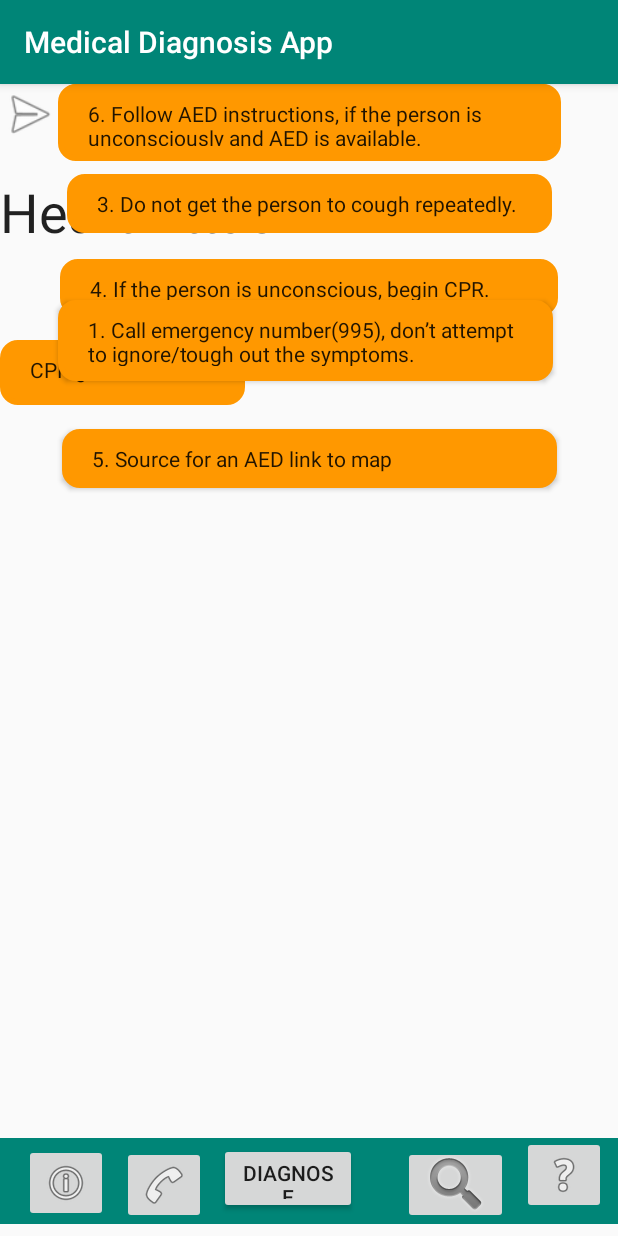
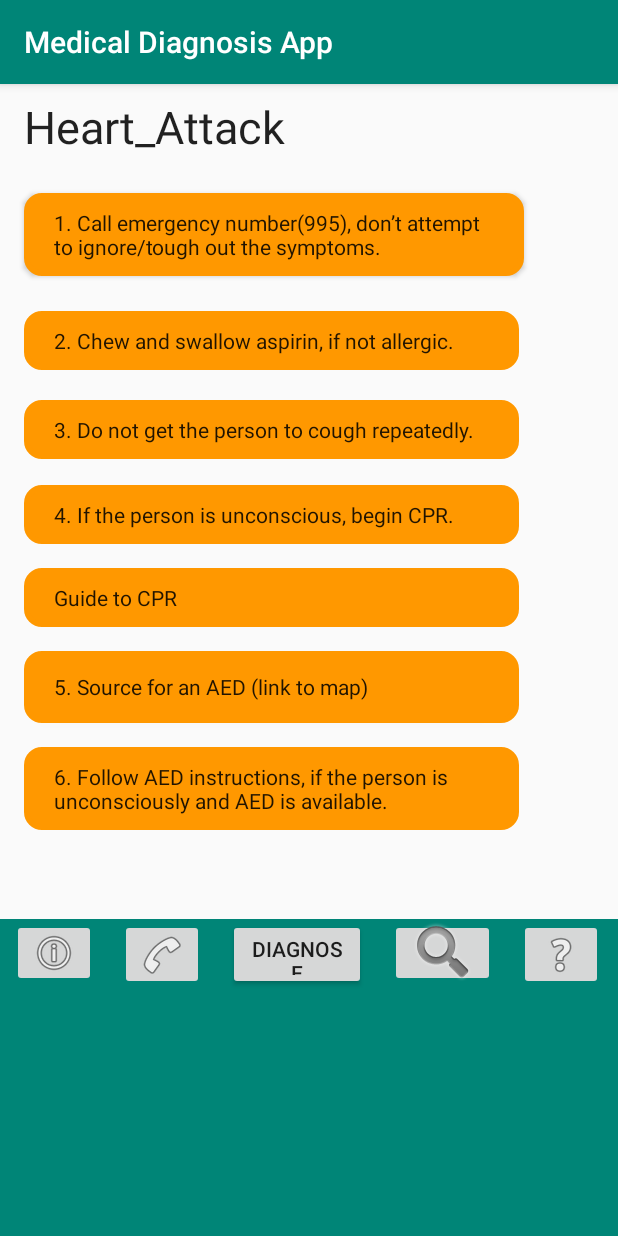
Before and after one commit to zuroh/MedicalDiagnosisApp, an Android app: the HeartAttackActivity screen opened directly, with no data from a screen before it, on a phone screen of 412 x 824 dp. Run offline under Robolectric (Android 15) with nearby library versions, the phone set to English and light mode, and no system bars.

Commit message:
fixed heart attack xml by rollback

```diff
--- a/app/src/main/res/layout/activity_heart_attack.xml
+++ b/app/src/main/res/layout/activity_heart_attack.xml
@@ -1,42 +1,180 @@
 <?xml version="1.0" encoding="utf-8"?>
-<android.support.constraint.ConstraintLayout xmlns:android="http://schemas.android.com/apk/res/android"
+<LinearLayout xmlns:android="http://schemas.android.com/apk/res/android"
     xmlns:app="http://schemas.android.com/apk/res-auto"
     xmlns:tools="http://schemas.android.com/tools"
+    android:id="@+id/linearLayout"
     android:layout_width="match_parent"
     android:layout_height="match_parent"
-    tools:context=".HeartAttackActivity">
+    android:orientation="vertical">
 
-    <android.support.v7.widget.Toolbar
-        android:id="@+id/toolbar"
-        android:layout_width="414dp"
-        android:layout_height="57dp"
+
+    <TextView
+        android:id="@+id/textView6"
+        android:layout_width="213dp"
+        android:layout_height="wrap_content"
+        android:layout_marginStart="16dp"
+        android:layout_marginLeft="16dp"
         android:layout_marginTop="8dp"
         android:layout_marginBottom="8dp"
-        android:background="?attr/colorPrimary"
-        android:minHeight="?attr/actionBarSize"
-        android:theme="?attr/actionBarTheme"
-        app:layout_constraintBottom_toBottomOf="parent"
-        app:layout_constraintTop_toTopOf="parent"
-        app:layout_constraintVertical_bias="1.0"
-        tools:layout_editor_absoluteX="0dp" />
+        android:text="Heart_Attack"
+        android:textAppearance="@style/TextAppearance.AppCompat"
+        android:textSize="30sp" />
+
+    <ScrollView
+        android:layout_width="match_parent"
+        android:layout_height="500dp"
+        app:layout_constraintEnd_toEndOf="parent"
+        app:layout_constraintStart_toStartOf="parent">
+
+        <LinearLayout
+            android:layout_width="match_parent"
+            android:layout_height="match_parent"
+            android:orientation="vertical">
+
+            <Button
+                android:id="@+id/buttonHeartCall"
+                android:layout_width="333dp"
+                android:layout_height="wrap_content"
+                android:layout_marginStart="16dp"
+                android:layout_marginLeft="16dp"
+                android:layout_marginTop="16dp"
+                android:layout_marginEnd="16dp"
+                android:layout_marginRight="16dp"
+                android:layout_marginBottom="7dp"
+                android:background="@drawable/rounded_corner"
+                android:text="1. Call emergency number(995), don’t attempt to ignore/tough out the symptoms. "
+                android:gravity="left|center_vertical"
+                android:textAppearance="@style/TextAppearance.AppCompat" />
+
+            <TextView
+                android:id="@+id/textView11"
+                android:layout_width="330dp"
+                android:layout_height="wrap_content"
+                android:layout_marginStart="16dp"
+                android:layout_marginLeft="16dp"
+                android:layout_marginTop="16dp"
+                android:layout_marginEnd="16dp"
+                android:layout_marginRight="16dp"
+                android:background="@drawable/rounded_corner"
+                android:text="2. Chew and swallow aspirin, if not allergic. "
+                android:textAppearance="@style/TextAppearance.AppCompat" />
+
+            <TextView
+                android:id="@+id/textView12"
+                android:layout_width="330dp"
+                android:layout_height="wrap_content"
+                android:layout_marginStart="16dp"
+                android:layout_marginLeft="16dp"
+                android:layout_marginTop="20dp"
+                android:layout_marginEnd="16dp"
+                android:layout_marginRight="16dp"
+                android:background="@drawable/rounded_corner"
+                android:text="3. Do not get the person to cough repeatedly."
+                android:textAppearance="@style/TextAppearance.AppCompat" />
+
+            <TextView
+                android:id="@+id/textView13"
+                android:layout_width="330dp"
+                android:layout_height="wrap_content"
+                android:layout_marginStart="16dp"
+                android:layout_marginLeft="16dp"
+                android:layout_marginTop="17dp"
+                android:layout_marginEnd="16dp"
+                android:layout_marginRight="16dp"
+                android:background="@drawable/rounded_corner"
+                android:text="4. If the person is unconscious, begin CPR. "
+                android:textAppearance="@style/TextAppearance.AppCompat" />
+
+            <TextView
+                android:id="@+id/textView15"
+                android:layout_width="330dp"
+                android:layout_height="wrap_content"
+                android:layout_marginStart="16dp"
+                android:layout_marginLeft="16dp"
+                android:layout_marginTop="16dp"
+                android:layout_marginEnd="16dp"
+                android:layout_marginRight="16dp"
+                android:background="@drawable/rounded_corner"
+                android:text="Guide to CPR"
+                android:textAppearance="@style/TextAppearance.AppCompat" />
+
+            <Button
+                android:id="@+id/buttonHeartLocate"
+                android:layout_width="330dp"
+                android:layout_height="wrap_content"
+                android:layout_marginStart="16dp"
+                android:layout_marginLeft="16dp"
+                android:layout_marginTop="16dp"
+                android:layout_marginEnd="16dp"
+                android:layout_marginRight="16dp"
+                android:background="@drawable/rounded_corner"
+                android:text="5. Source for an AED (link to map)"
+                android:gravity="left|center_vertical"
+                android:textAppearance="@style/TextAppearance.AppCompat.Body1" />
+
+            <TextView
+                android:id="@+id/textView17"
+                android:layout_width="330dp"
+                android:layout_height="wrap_content"
+                android:layout_marginStart="16dp"
+                android:layout_marginLeft="16dp"
+                android:layout_marginTop="16dp"
+                android:layout_marginEnd="16dp"
+                android:layout_marginRight="16dp"
+                android:background="@drawable/rounded_corner"
+                android:text="6. Follow AED instructions, if the person is unconsciously and AED is available. "
+                android:textAppearance="@style/TextAppearance.AppCompat.Body1" />
+
+        </LinearLayout>
+
+
+    </ScrollView>
+    <LinearLayout
+        android:layout_width="match_parent"
+        android:layout_height="match_parent"
+        android:layout_weight="1"
+        android:background="@color/colorPrimary"
+        android:gravity="center|fill"
+        android:orientation="horizontal"
+        android:visibility="visible"
+        tools:context=".PoisonActivity">
+
 
         <ImageButton
-        android:id="@+id/helpButton"
+            android:id="@+id/infoButton"
             android:layout_width="wrap_content"
-        android:layout_height="wrap_content"
+            android:layout_height="45dp"
             android:layout_marginStart="8dp"
             android:layout_marginLeft="8dp"
-        android:layout_marginTop="8dp"
+            android:layout_marginTop="16dp"
             android:layout_marginEnd="8dp"
             android:layout_marginRight="8dp"
             android:layout_marginBottom="8dp"
             app:layout_constraintBottom_toBottomOf="parent"
             app:layout_constraintEnd_toEndOf="parent"
-        app:layout_constraintHorizontal_bias="1.0"
+            app:layout_constraintHorizontal_bias="0.023"
             app:layout_constraintStart_toStartOf="parent"
             app:layout_constraintTop_toTopOf="parent"
-        app:layout_constraintVertical_bias="0.99"
-        app:srcCompat="@android:drawable/ic_menu_help" />
+            app:layout_constraintVertical_bias="0.989"
+            app:srcCompat="@android:drawable/ic_menu_info_details" />
+
+        <ImageButton
+            android:id="@+id/contactButton"
+            android:layout_width="wrap_content"
+            android:layout_height="47dp"
+            android:layout_marginStart="8dp"
+            android:layout_marginLeft="8dp"
+            android:layout_marginTop="16dp"
+            android:layout_marginEnd="8dp"
+            android:layout_marginRight="8dp"
+            android:layout_marginBottom="8dp"
+            app:layout_constraintBottom_toBottomOf="parent"
+            app:layout_constraintEnd_toEndOf="parent"
+            app:layout_constraintHorizontal_bias="0.215"
+            app:layout_constraintStart_toStartOf="parent"
+            app:layout_constraintTop_toTopOf="parent"
+            app:layout_constraintVertical_bias="1.0"
+            app:srcCompat="@android:drawable/ic_menu_call" />
 
         <Button
             android:id="@+id/diagnoseButton"
@@ -51,15 +189,33 @@
             android:text="Diagnose"
             app:layout_constraintBottom_toBottomOf="parent"
             app:layout_constraintEnd_toEndOf="parent"
-        app:layout_constraintHorizontal_bias="0.455"
+            app:layout_constraintHorizontal_bias="0.468"
             app:layout_constraintStart_toStartOf="parent"
             app:layout_constraintTop_toTopOf="parent"
-        app:layout_constraintVertical_bias="0.991" />
+            app:layout_constraintVertical_bias="1.0" />
 
         <ImageButton
-        android:id="@+id/contactButton"
+            android:id="@+id/locateButton"
+            android:layout_width="70dp"
+            android:layout_height="45dp"
+            android:layout_marginStart="8dp"
+            android:layout_marginLeft="8dp"
+            android:layout_marginTop="16dp"
+            android:layout_marginEnd="8dp"
+            android:layout_marginRight="8dp"
+            android:layout_marginBottom="8dp"
+            app:layout_constraintBottom_toBottomOf="parent"
+            app:layout_constraintEnd_toEndOf="parent"
+            app:layout_constraintHorizontal_bias="0.769"
+            app:layout_constraintStart_toStartOf="parent"
+            app:layout_constraintTop_toTopOf="parent"
+            app:layout_constraintVertical_bias="1.0"
+            app:srcCompat="@android:drawable/ic_search_category_default" />
+
+        <ImageButton
+            android:id="@+id/helpButton"
             android:layout_width="wrap_content"
-        android:layout_height="wrap_content"
+            android:layout_height="47dp"
             android:layout_marginStart="8dp"
             android:layout_marginLeft="8dp"
             android:layout_marginTop="8dp"
@@ -68,182 +224,13 @@
             android:layout_marginBottom="8dp"
             app:layout_constraintBottom_toBottomOf="parent"
             app:layout_constraintEnd_toEndOf="parent"
-        app:layout_constraintHorizontal_bias="0.215"
+            app:layout_constraintHorizontal_bias="0.976"
             app:layout_constraintStart_toStartOf="parent"
             app:layout_constraintTop_toTopOf="parent"
             app:layout_constraintVertical_bias="1.0"
-        app:srcCompat="@android:drawable/ic_menu_call" />
+            app:srcCompat="@android:drawable/ic_menu_help" />
 
-    <ImageButton
-        android:id="@+id/infoButton"
-        android:layout_width="wrap_content"
-        android:layout_height="wrap_content"
-        android:layout_marginStart="8dp"
-        android:layout_marginLeft="8dp"
-        android:layout_marginTop="8dp"
-        android:layout_marginEnd="8dp"
-        android:layout_marginRight="8dp"
-        android:layout_marginBottom="8dp"
-        app:layout_constraintBottom_toBottomOf="parent"
-        app:layout_constraintEnd_toEndOf="parent"
-        app:layout_constraintHorizontal_bias="0.023"
-        app:layout_constraintStart_toStartOf="parent"
-        app:layout_constraintTop_toTopOf="parent"
-        app:layout_constraintVertical_bias="0.998"
-        app:srcCompat="@android:drawable/ic_menu_info_details" />
-
-    <ImageButton
-        android:id="@+id/locateButton"
-        android:layout_width="70dp"
-        android:layout_height="52dp"
-        android:layout_marginStart="8dp"
-        android:layout_marginLeft="8dp"
-        android:layout_marginTop="8dp"
-        android:layout_marginEnd="8dp"
-        android:layout_marginRight="8dp"
-        android:layout_marginBottom="8dp"
-        app:layout_constraintBottom_toBottomOf="parent"
-        app:layout_constraintEnd_toEndOf="parent"
-        app:layout_constraintHorizontal_bias="0.8"
-        app:layout_constraintStart_toStartOf="parent"
-        app:layout_constraintTop_toTopOf="parent"
-        app:layout_constraintVertical_bias="1.0"
-        app:srcCompat="@android:drawable/ic_search_category_default" />
-
-    <TextView
-        android:id="@+id/textView6"
-        android:layout_width="295dp"
-        android:layout_height="74dp"
-        android:layout_marginTop="8dp"
-        android:layout_marginBottom="8dp"
-        android:text="Heart Attack"
-        android:textAppearance="@style/TextAppearance.AppCompat"
-        android:textSize="36sp"
-        app:layout_constraintBottom_toBottomOf="parent"
-        app:layout_constraintTop_toTopOf="parent"
-        app:layout_constraintVertical_bias="0.078"
-        tools:layout_editor_absoluteX="53dp" />
+    </LinearLayout>
 
 
-    <Button
-        android:id="@+id/buttonHeartCall"
-        android:layout_width="330dp"
-        android:layout_height="54dp"
-        android:layout_marginStart="16dp"
-        android:layout_marginLeft="16dp"
-        android:layout_marginTop="144dp"
-        android:layout_marginEnd="16dp"
-        android:layout_marginRight="16dp"
-        android:layout_marginBottom="7dp"
-        android:background="@drawable/rounded_corner"
-        android:text="1. Call emergency number(995), don’t attempt to ignore/tough out the symptoms."
-        android:gravity="left|center_vertical"
-        android:textAppearance="@style/TextAppearance.AppCompat"
-        app:layout_constraintBottom_toTopOf="@+id/textInputLayout"
-        app:layout_constraintEnd_toEndOf="parent"
-        app:layout_constraintHorizontal_bias="0.448"
-        app:layout_constraintStart_toStartOf="parent"
-        app:layout_constraintTop_toTopOf="parent" />
-
-    <TextView
-        android:id="@+id/textView11"
-        android:layout_width="333dp"
-        android:layout_height="44dp"
-        android:layout_marginStart="16dp"
-        android:layout_marginLeft="16dp"
-        android:layout_marginTop="16dp"
-        android:layout_marginEnd="16dp"
-        android:layout_marginRight="16dp"
-        android:background="@drawable/rounded_corner"
-        android:text="2. Chew and swallow aspirin, if not allergic. "
-        android:textAppearance="@style/TextAppearance.AppCompat"
-        app:layout_constraintEnd_toEndOf="parent"
-        app:layout_constraintStart_toStartOf="parent"
-        app:layout_constraintTop_toBottomOf="@+id/textView10" />
-
-    <TextView
-        android:id="@+id/textView12"
-        android:layout_width="wrap_content"
-        android:layout_height="wrap_content"
-        android:layout_marginStart="16dp"
-        android:layout_marginLeft="16dp"
-        android:layout_marginTop="16dp"
-        android:layout_marginEnd="16dp"
-        android:layout_marginRight="16dp"
-        android:background="@drawable/rounded_corner"
-        android:text="3. Do not get the person to cough repeatedly. "
-        android:textAppearance="@style/TextAppearance.AppCompat"
-        app:layout_constraintEnd_toEndOf="parent"
-        app:layout_constraintStart_toStartOf="parent"
-        app:layout_constraintTop_toBottomOf="@+id/textView11" />
-
-    <TextView
-        android:id="@+id/textView13"
-        android:layout_width="332dp"
-        android:layout_height="38dp"
-        android:layout_marginStart="16dp"
-        android:layout_marginLeft="16dp"
-        android:layout_marginTop="17dp"
-        android:layout_marginEnd="16dp"
-        android:layout_marginRight="16dp"
-        android:background="@drawable/rounded_corner"
-        android:text="4. If the person is unconscious, begin CPR. "
-        android:textAppearance="@style/TextAppearance.AppCompat"
-        app:layout_constraintEnd_toEndOf="parent"
-        app:layout_constraintStart_toStartOf="parent"
-        app:layout_constraintTop_toBottomOf="@+id/textView12" />
-
-    <Button
-        android:id="@+id/buttonHeartLocate"
-        android:layout_width="330dp"
-        android:layout_height="39dp"
-        android:layout_marginStart="16dp"
-        android:layout_marginLeft="16dp"
-        android:layout_marginTop="16dp"
-        android:layout_marginEnd="16dp"
-        android:layout_marginRight="16dp"
-        android:background="@drawable/rounded_corner"
-        android:text="5. Source for an AED link to map"
-        android:gravity="left|center_vertical"
-        android:textAppearance="@style/TextAppearance.AppCompat"
-        app:layout_constraintEnd_toEndOf="parent"
-        app:layout_constraintStart_toStartOf="parent"
-        app:layout_constraintTop_toBottomOf="@+id/textView15" />
-
-    <TextView
-        android:id="@+id/textView15"
-        android:layout_width="163dp"
-        android:layout_height="43dp"
-        android:layout_marginTop="16dp"
-        android:background="@drawable/rounded_corner"
-        android:text="CPR guide"
-        android:textAppearance="@style/TextAppearance.AppCompat"
-        app:layout_constraintTop_toBottomOf="@+id/textView13"
-        tools:layout_editor_absoluteX="41dp" />
-
-    <Button
-        android:id="@+id/button"
-        android:layout_width="40dp"
-        android:layout_height="40dp"
-        android:background="@android:drawable/ic_menu_send"
-        tools:layout_editor_absoluteX="146dp"
-        tools:layout_editor_absoluteY="387dp" />
-
-    <TextView
-        android:id="@+id/textView16"
-        android:layout_width="335dp"
-        android:layout_height="51dp"
-        android:layout_marginStart="16dp"
-        android:layout_marginLeft="16dp"
-        android:layout_marginTop="16dp"
-        android:layout_marginEnd="16dp"
-        android:layout_marginRight="16dp"
-        android:background="@drawable/rounded_corner"
-        android:text="6. Follow AED instructions, if the person is unconsciously and AED is available. "
-        android:textAppearance="@style/TextAppearance.AppCompat"
-        app:layout_constraintEnd_toEndOf="parent"
-        app:layout_constraintStart_toStartOf="parent"
-        app:layout_constraintTop_toBottomOf="@+id/textView14" />
-
-
-</android.support.constraint.ConstraintLayout>
+</LinearLayout>
```
Lines whose indentation alone changed are shown as unchanged.
